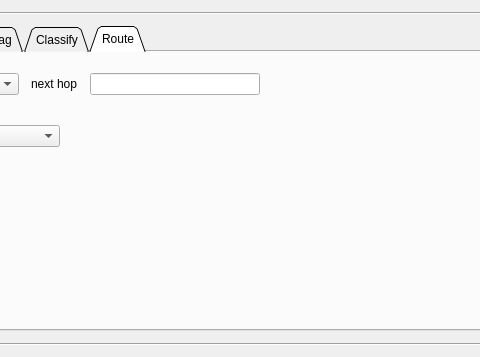
Before: the Qt Designer form src/libgui/ruleoptionsdialog_q.ui in fwbuilder/fwbuilder, drawn with Qt 5; both pictures show x 318 to 798 and y 0 to 357 of the 1412 by 357 pixel window.
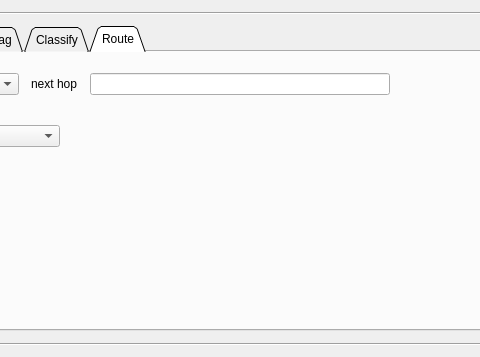
After: the same form once the commit is applied. The open tabs and pages were chosen to show the change. Custom widgets are drawn as their Qt base class.

Commit message: see #2558 made the input field 300 pixels wide to be able to accommodate more than one ip address (which we do support btw)

The edit to the form file:
```diff
--- a/src/libgui/ruleoptionsdialog_q.ui
+++ b/src/libgui/ruleoptionsdialog_q.ui
@@ -2429,7 +2429,14 @@
               </widget>
              </item>
              <item>
-              <widget class="QLineEdit" name="pf_route_opt_addr"/>
+              <widget class="QLineEdit" name="pf_route_opt_addr">
+               <property name="minimumSize">
+                <size>
+                 <width>300</width>
+                 <height>0</height>
+                </size>
+               </property>
+              </widget>
              </item>
             </layout>
            </item>
```
Left out of the diff: 4 changed lines with no effect on the pictures.
